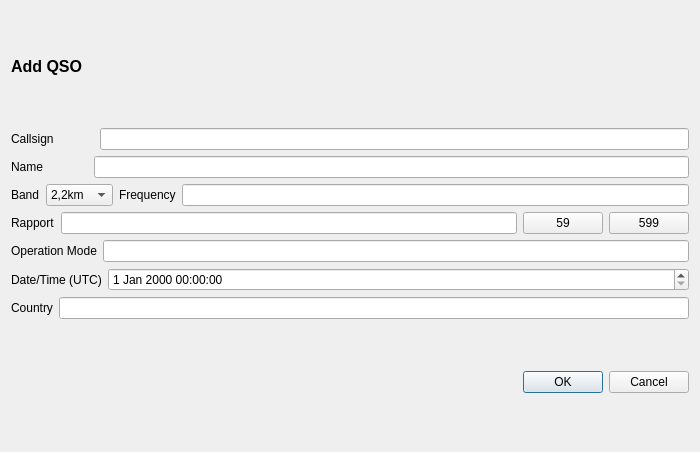
This is forms/qsoadddialog.ui in jj01101010/EasyHamLog as Qt 5 draws it before an edit. The edited form follows.
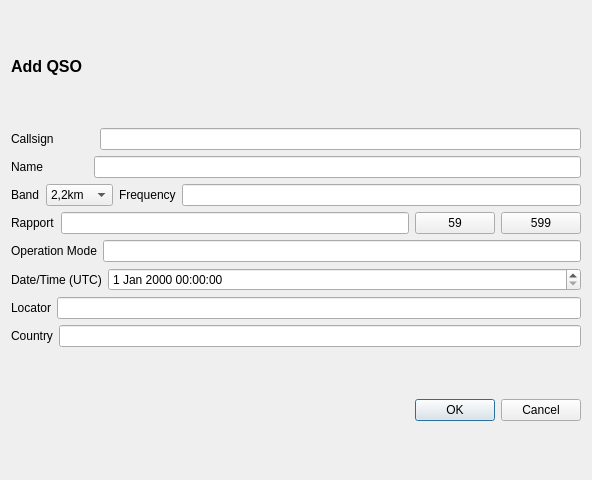
This is the edited form.

What changed in the file:
```diff
--- a/forms/qsoadddialog.ui
+++ b/forms/qsoadddialog.ui
@@ -6,10 +6,16 @@
    <rect>
     <x>0</x>
     <y>0</y>
-    <width>700</width>
-    <height>452</height>
+    <width>592</width>
+    <height>480</height>
    </rect>
   </property>
+  <property name="sizePolicy">
+   <sizepolicy hsizetype="Preferred" vsizetype="Minimum">
+    <horstretch>0</horstretch>
+    <verstretch>0</verstretch>
+   </sizepolicy>
+  </property>
   <property name="windowTitle">
    <string>Dialog</string>
   </property>
@@ -320,6 +326,20 @@
        </item>
       </layout>
      </item>
+     <item>
+      <layout class="QHBoxLayout" name="horizontalLayout_6">
+       <item>
+        <widget class="QLabel" name="label_7">
+         <property name="text">
+          <string>Locator</string>
+         </property>
+        </widget>
+       </item>
+       <item>
+        <widget class="QLineEdit" name="locatorEdit"/>
+       </item>
+      </layout>
+     </item>
      <item>
       <layout class="QHBoxLayout" name="horizontalLayout_8">
        <item>
```
